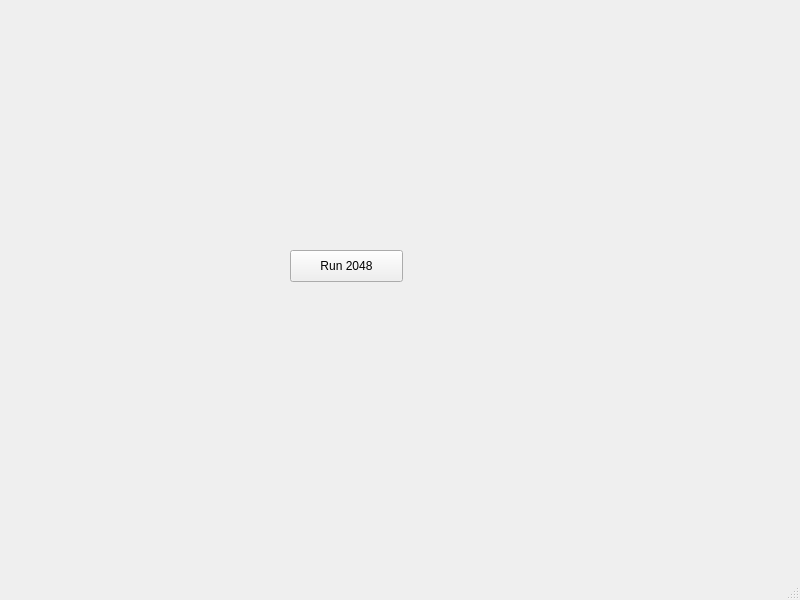
Above: mainwindow/mainwindow.ui from w43322/q2048Klotski before the change. Below: the same form after it.
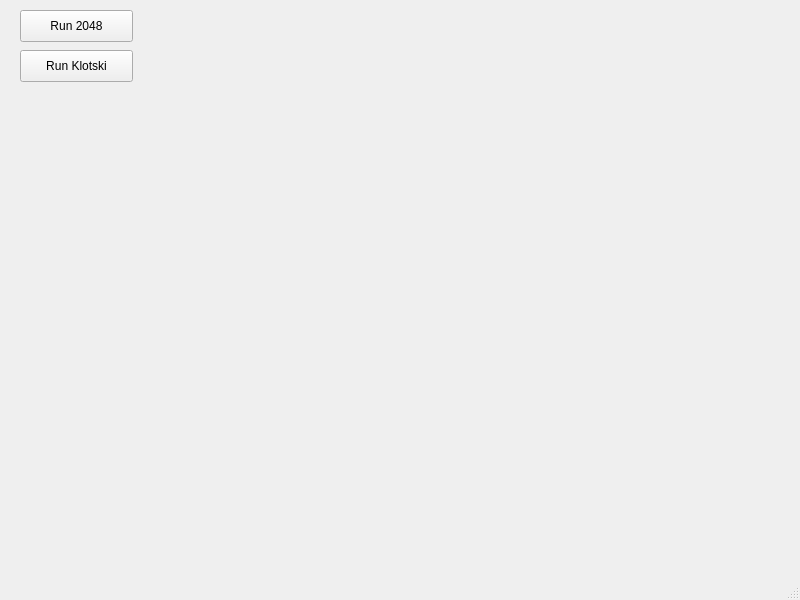
That is the form after the change.

Commit message: add klotski window in mainwindow

What changed in the file:
```diff
--- a/mainwindow/mainwindow.ui
+++ b/mainwindow/mainwindow.ui
@@ -17,8 +17,8 @@
    <widget class="QPushButton" name="pushButtonRun2048">
     <property name="geometry">
      <rect>
-      <x>290</x>
-      <y>250</y>
+      <x>20</x>
+      <y>10</y>
       <width>113</width>
       <height>32</height>
      </rect>
@@ -27,6 +27,19 @@
      <string>Run 2048</string>
     </property>
    </widget>
+   <widget class="QPushButton" name="pushButtonRunKlotski">
+    <property name="geometry">
+     <rect>
+      <x>20</x>
+      <y>50</y>
+      <width>113</width>
+      <height>32</height>
+     </rect>
+    </property>
+    <property name="text">
+     <string>Run Klotski</string>
+    </property>
+   </widget>
   </widget>
   <widget class="QMenuBar" name="menubar">
    <property name="geometry">
```
The commit also changes 7 other files.
